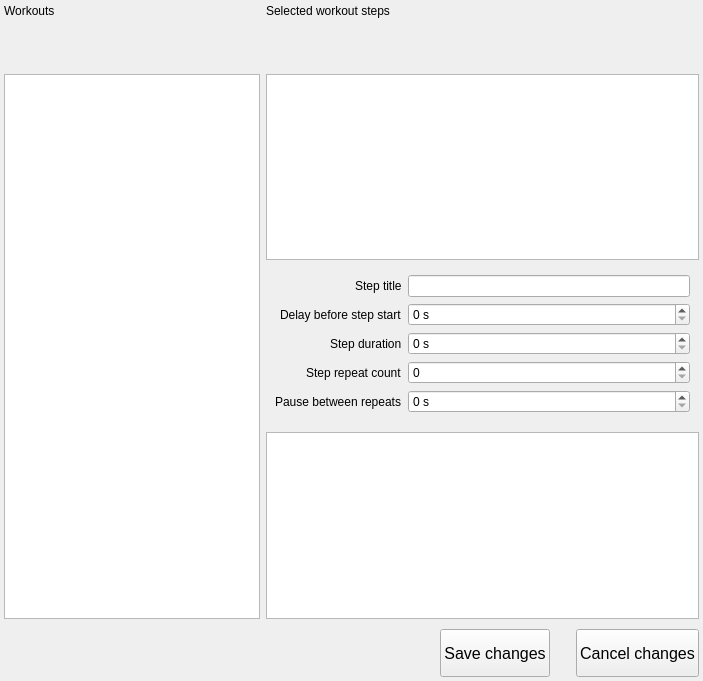
This is src/ui/WorkoutEditor.ui in antongus/kettlebell-timer as Qt 5 draws it before an edit. The edited form follows.
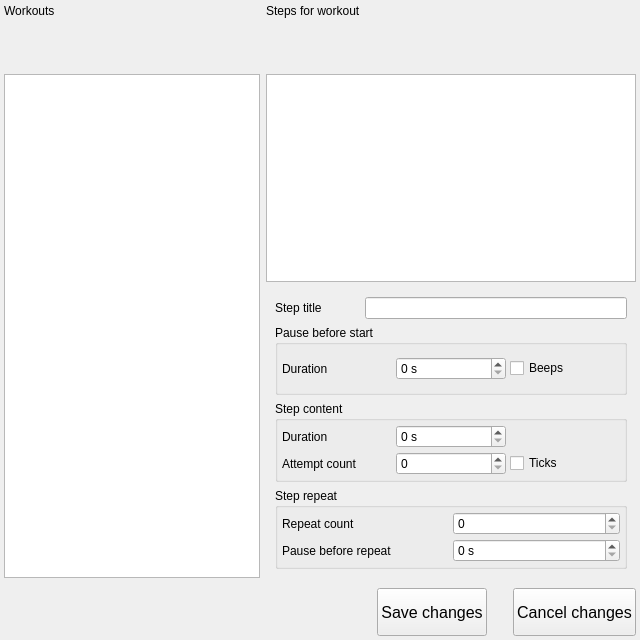
This is the edited form. Icons and pictures are not drawn.

Commit message: add editing of new workout step variables

```diff
--- a/src/ui/WorkoutEditor.ui
+++ b/src/ui/WorkoutEditor.ui
@@ -6,10 +6,16 @@
    <rect>
     <x>0</x>
     <y>0</y>
-    <width>703</width>
-    <height>681</height>
+    <width>640</width>
+    <height>640</height>
    </rect>
   </property>
+  <property name="minimumSize">
+   <size>
+    <width>600</width>
+    <height>600</height>
+   </size>
+  </property>
   <property name="windowTitle">
    <string>Workout editor</string>
   </property>
@@ -194,7 +200,7 @@
          <item>
           <widget class="QLabel" name="label_2">
            <property name="text">
-            <string>Selected workout steps</string>
+            <string>Steps for workout</string>
            </property>
           </widget>
          </item>
@@ -358,13 +364,10 @@
            <property name="minimumSize">
             <size>
              <width>0</width>
-             <height>160</height>
+             <height>290</height>
             </size>
            </property>
-           <layout class="QFormLayout" name="formLayout">
-            <property name="labelAlignment">
-             <set>Qt::AlignRight|Qt::AlignTrailing|Qt::AlignVCenter</set>
-            </property>
+           <layout class="QGridLayout" name="gridLayout">
             <item row="0" column="0">
              <widget class="QLabel" name="label_3">
               <property name="text">
@@ -372,67 +375,167 @@
               </property>
              </widget>
             </item>
-            <item row="0" column="1">
+            <item row="8" column="0" colspan="4">
+             <widget class="QGroupBox" name="groupBox_3">
+              <property name="title">
+               <string>Step repeat</string>
+              </property>
+              <layout class="QGridLayout" name="gridLayout_4">
+               <property name="leftMargin">
+                <number>4</number>
+               </property>
+               <property name="topMargin">
+                <number>4</number>
+               </property>
+               <property name="rightMargin">
+                <number>4</number>
+               </property>
+               <property name="bottomMargin">
+                <number>4</number>
+               </property>
+               <property name="spacing">
+                <number>4</number>
+               </property>
+               <item row="0" column="0">
+                <widget class="QLabel" name="label_6">
+                 <property name="text">
+                  <string>Repeat count</string>
+                 </property>
+                </widget>
+               </item>
+               <item row="0" column="1">
+                <widget class="QSpinBox" name="sbStepRepeatCount"/>
+               </item>
+               <item row="1" column="0">
+                <widget class="QLabel" name="label_7">
+                 <property name="text">
+                  <string>Pause before repeat</string>
+                 </property>
+                </widget>
+               </item>
+               <item row="1" column="1">
+                <widget class="QSpinBox" name="sbPauseBetweenRepeats">
+                 <property name="suffix">
+                  <string> s</string>
+                 </property>
+                </widget>
+               </item>
+              </layout>
+             </widget>
+            </item>
+            <item row="0" column="1" colspan="3">
              <widget class="QLineEdit" name="edStepCaption"/>
             </item>
-            <item row="1" column="0">
-             <widget class="QLabel" name="label_4">
-              <property name="text">
-               <string>Delay before step start</string>
+            <item row="4" column="0" colspan="4">
+             <widget class="QGroupBox" name="groupBox_2">
+              <property name="title">
+               <string>Step content</string>
               </property>
+              <layout class="QGridLayout" name="gridLayout_3">
+               <property name="leftMargin">
+                <number>4</number>
+               </property>
+               <property name="topMargin">
+                <number>4</number>
+               </property>
+               <property name="rightMargin">
+                <number>4</number>
+               </property>
+               <property name="bottomMargin">
+                <number>4</number>
+               </property>
+               <property name="spacing">
+                <number>4</number>
+               </property>
+               <item row="1" column="2">
+                <widget class="QCheckBox" name="cbAttemptBeeps">
+                 <property name="text">
+                  <string>Ticks</string>
+                 </property>
+                </widget>
+               </item>
+               <item row="1" column="1">
+                <widget class="QSpinBox" name="sbStepAttempts">
+                 <property name="maximum">
+                  <number>999</number>
+                 </property>
+                </widget>
+               </item>
+               <item row="1" column="0">
+                <widget class="QLabel" name="label_8">
+                 <property name="text">
+                  <string>Attempt count</string>
+                 </property>
+                </widget>
+               </item>
+               <item row="0" column="1">
+                <widget class="QSpinBox" name="sbStepDuration">
+                 <property name="suffix">
+                  <string> s</string>
+                 </property>
+                 <property name="maximum">
+                  <number>999</number>
+                 </property>
+                </widget>
+               </item>
+               <item row="0" column="0">
+                <widget class="QLabel" name="label_5">
+                 <property name="text">
+                  <string>Duration</string>
+                 </property>
+                </widget>
+               </item>
+              </layout>
              </widget>
             </item>
-            <item row="1" column="1">
-             <widget class="QSpinBox" name="sbDelayBeforeStart">
-              <property name="suffix">
-               <string> s</string>
+            <item row="1" column="0" colspan="4">
+             <widget class="QGroupBox" name="groupBox">
+              <property name="title">
+               <string>Pause before start</string>
               </property>
-             </widget>
-            </item>
-            <item row="2" column="0">
-             <widget class="QLabel" name="label_5">
-              <property name="text">
-               <string>Step duration</string>
-              </property>
-             </widget>
-            </item>
-            <item row="2" column="1">
-             <widget class="QSpinBox" name="sbStepDuration">
-              <property name="suffix">
-               <string> s</string>
-              </property>
-             </widget>
-            </item>
-            <item row="3" column="0">
-             <widget class="QLabel" name="label_6">
-              <property name="text">
-               <string>Step repeat count</string>
-              </property>
-             </widget>
-            </item>
-            <item row="3" column="1">
-             <widget class="QSpinBox" name="sbStepRepeatCount"/>
-            </item>
-            <item row="4" column="0">
-             <widget class="QLabel" name="label_7">
-              <property name="text">
-               <string>Pause between repeats</string>
-              </property>
-             </widget>
-            </item>
-            <item row="4" column="1">
-             <widget class="QSpinBox" name="sbPauseBetweenRepeats">
-              <property name="suffix">
-               <string> s</string>
-              </property>
+              <layout class="QGridLayout" name="gridLayout_2">
+               <property name="leftMargin">
+                <number>4</number>
+               </property>
+               <property name="topMargin">
+                <number>4</number>
+               </property>
+               <property name="rightMargin">
+                <number>4</number>
+               </property>
+               <property name="bottomMargin">
+                <number>4</number>
+               </property>
+               <property name="spacing">
+                <number>4</number>
+               </property>
+               <item row="0" column="2">
+                <widget class="QCheckBox" name="cbPauseBeeps">
+                 <property name="text">
+                  <string>Beeps</string>
+                 </property>
+                </widget>
+               </item>
+               <item row="0" column="1">
+                <widget class="QSpinBox" name="sbDelayBeforeStart">
+                 <property name="suffix">
+                  <string> s</string>
+                 </property>
+                </widget>
+               </item>
+               <item row="0" column="0">
+                <widget class="QLabel" name="label_4">
+                 <property name="text">
+                  <string>Duration</string>
+                 </property>
+                </widget>
+               </item>
+              </layout>
              </widget>
             </item>
            </layout>
           </widget>
          </item>
-         <item>
-          <widget class="QPlainTextEdit" name="edWorkout"/>
-         </item>
         </layout>
        </widget>
       </item>
```
Left out of the diff: 15 changed lines with no effect on the pictures. The commit also changes 3 other files.
